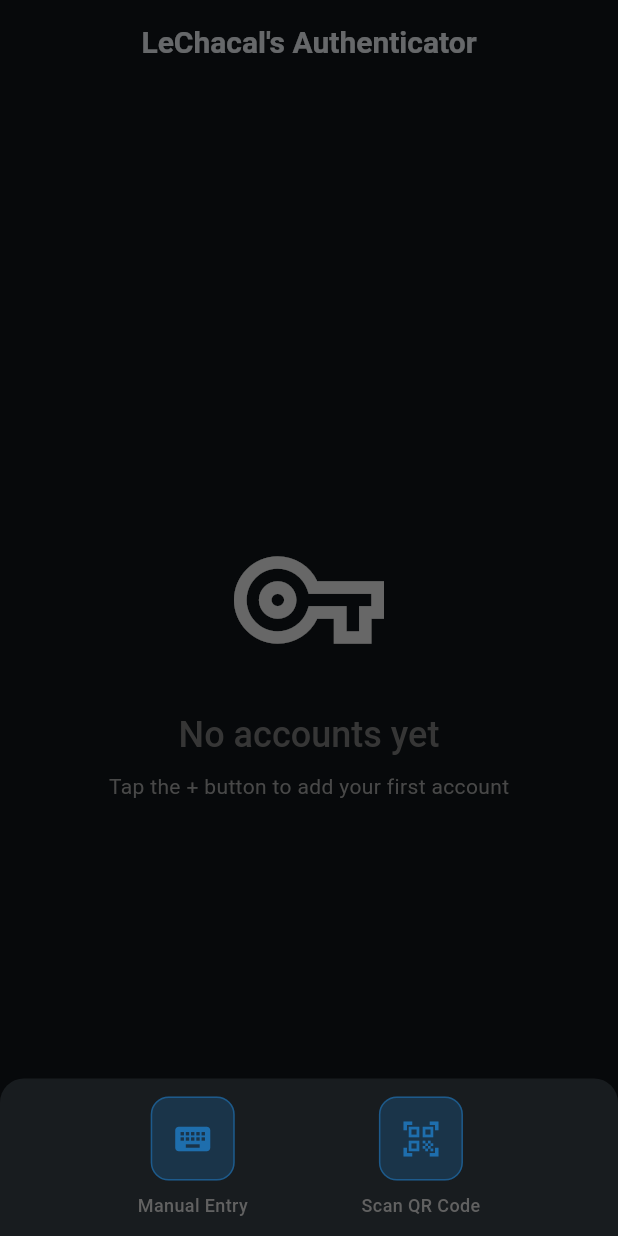
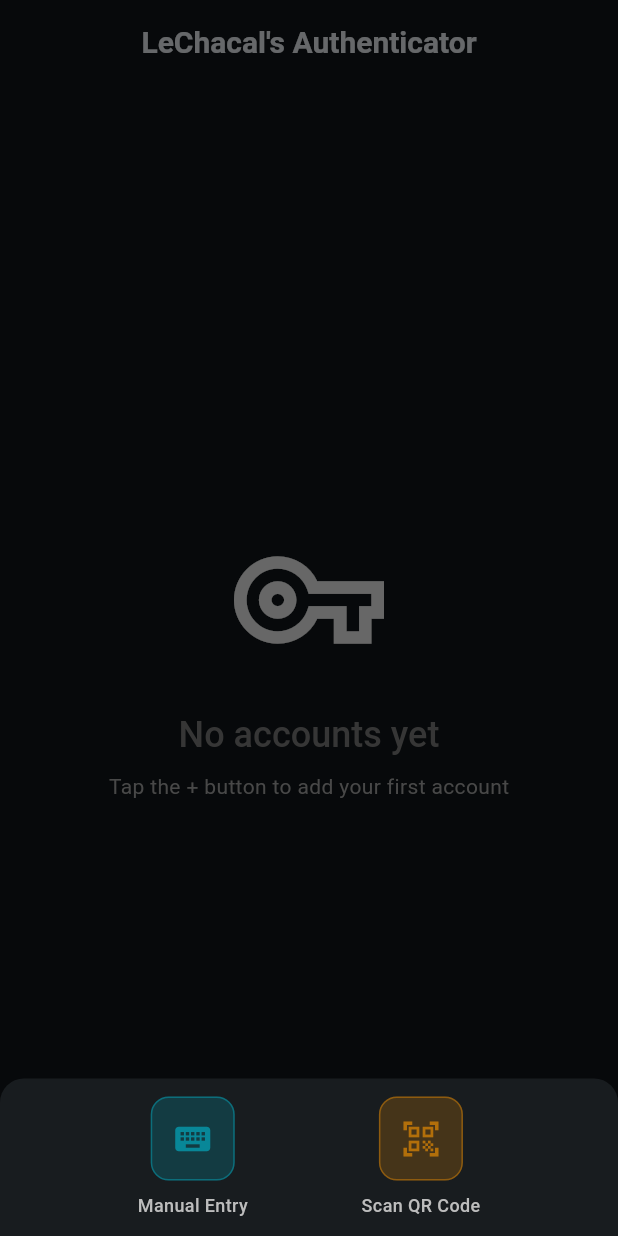
Before and after one commit to Dev-LeChacal/LeChacals-Authenticator, a Flutter app: the screen it shows after launch, after a tap on the "add" icon, on a phone screen of 412 x 824 dp. Run offline on Flutter 3.47's test engine with Material 3 defaults, Android fonts, the phone set to English and light mode, and no system bars; our stand-ins replace flutter_secure_storage, vibration; missing offline and left inert: mobile_scanner, otp.

Commit message:
Better UI

```diff
--- a/lib/screens/home.dart
+++ b/lib/screens/home.dart
@@ -74,7 +74,7 @@ class _HomeScreenState extends State<HomeScreen> {
             },
             icon: Icons.keyboard,
             label: "Manual Entry",
-            color: Colors.blue,
+            color: Colors.cyan,
           ),
         ),
 
@@ -87,7 +87,7 @@ class _HomeScreenState extends State<HomeScreen> {
             },
             icon: Icons.qr_code_scanner,
             label: "Scan QR Code",
-            color: Colors.blue,
+            color: Colors.orange,
           ),
         ),
       ],
@@ -323,8 +323,9 @@ class _HomeScreenState extends State<HomeScreen> {
 
         return Dismissible(
           key: ValueKey(account.id),
+
+          // direction and dismiss
           direction: isEditing ? DismissDirection.startToEnd : DismissDirection.none,
-          dismissThresholds: const {DismissDirection.endToStart: 0.3},
 
           // confirm dismiss
           confirmDismiss: (direction) async {
@@ -333,9 +334,20 @@ class _HomeScreenState extends State<HomeScreen> {
 
           // background
           background: Container(
-            color: Colors.red,
+            // alignment
             alignment: Alignment.centerLeft,
+
+            // decoration
+            decoration: BoxDecoration(
+              color: Colors.red,
+              borderRadius: BorderRadius.circular(8),
+            ),
+
+            // padding and margin
             padding: const EdgeInsets.only(left: 20),
+            margin: const EdgeInsets.symmetric(vertical: 8, horizontal: 16),
+
+            // child
             child: const Icon(Icons.delete, color: Colors.white, size: 26),
           ),
 
--- a/lib/widgets/customs/action_button.dart
+++ b/lib/widgets/customs/action_button.dart
@@ -33,7 +33,7 @@ class ActionButton extends StatelessWidget {
               style: TextStyle(
                 fontSize: 12,
                 fontWeight: FontWeight.w500,
-                color: Colors.grey[700],
+                color: Colors.grey[400],
               ),
             ),
           ],
```
